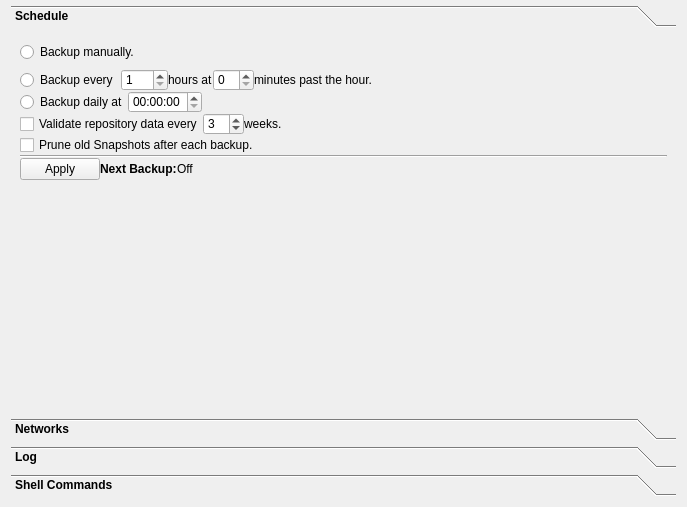
The window that src/vorta/assets/UI/scheduletab.ui (borgbase/vorta) describes before a commit, drawn with Qt 5.
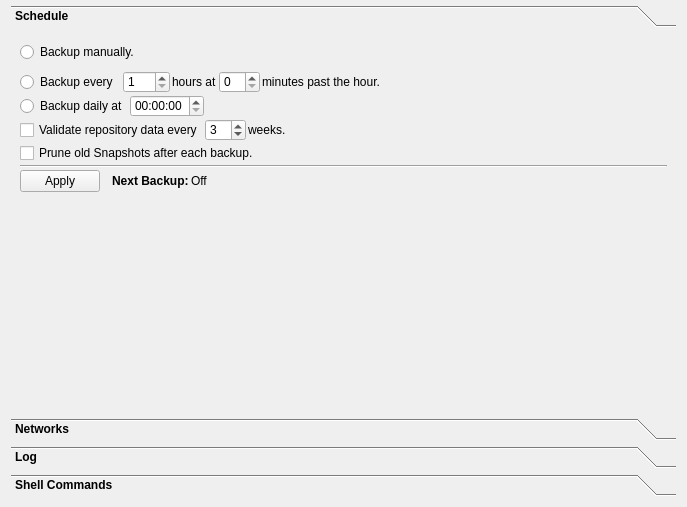
The same window after the commit. Icons and pictures are not drawn.

Patch:
```diff
--- a/src/vorta/assets/UI/scheduletab.ui
+++ b/src/vorta/assets/UI/scheduletab.ui
@@ -58,7 +58,7 @@
       </attribute>
       <layout class="QVBoxLayout" name="verticalLayout">
        <property name="spacing">
-        <number>0</number>
+        <number>2</number>
        </property>
        <item>
         <layout class="QHBoxLayout" name="horizontalLayout_2">
@@ -288,6 +288,22 @@
            </property>
           </widget>
          </item>
+         <item>
+          <spacer name="horizontalSpacer_5">
+           <property name="orientation">
+            <enum>Qt::Horizontal</enum>
+           </property>
+           <property name="sizeType">
+            <enum>QSizePolicy::Fixed</enum>
+           </property>
+           <property name="sizeHint" stdset="0">
+            <size>
+             <width>10</width>
+             <height>20</height>
+            </size>
+           </property>
+          </spacer>
+         </item>
          <item>
           <widget class="QLabel" name="label_3">
            <property name="font">
```
Left out of the diff: 8 changed lines with no effect on the pictures.
